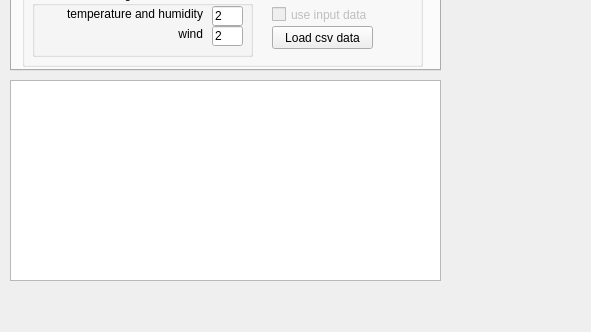
Old version of the form bin/HEAT1D/mainwindow.ui in the repository ARPA-SIMC/CRITERIA1D; both pictures show x 0 to 591 and y 227 to 559 of the 1159 by 559 pixel window.
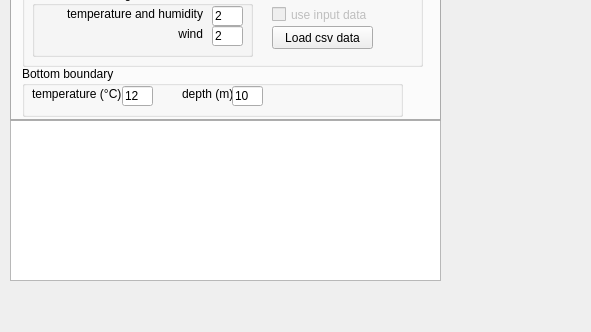
New version of the form. The open tabs and pages were chosen to show the change.

Commit message: aerodynamic conductance

```diff
--- a/bin/HEAT1D/mainwindow.ui
+++ b/bin/HEAT1D/mainwindow.ui
@@ -29,9 +29,9 @@
     <property name="geometry">
      <rect>
       <x>10</x>
-      <y>290</y>
+      <y>330</y>
       <width>431</width>
-      <height>201</height>
+      <height>161</height>
      </rect>
     </property>
     <property name="sizeAdjustPolicy">
@@ -44,7 +44,7 @@
       <x>10</x>
       <y>20</y>
       <width>431</width>
-      <height>261</height>
+      <height>311</height>
      </rect>
     </property>
     <property name="currentIndex">
```
Left out of the diff: 4 changed lines with no effect on the pictures. The commit also changes 2 other files.
